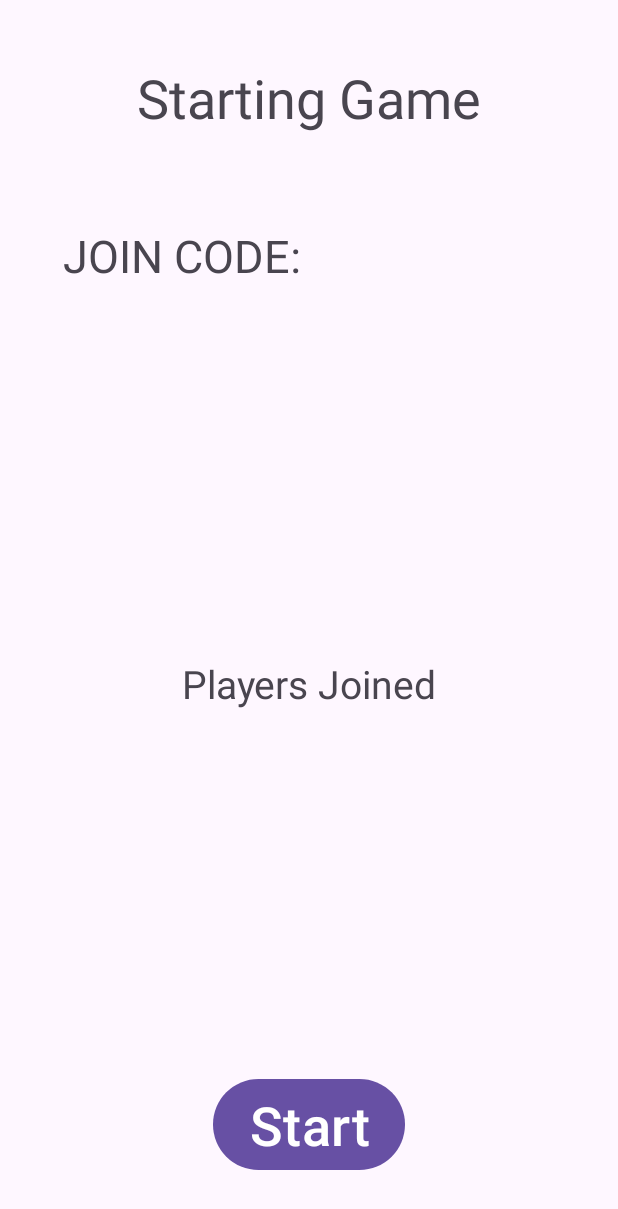
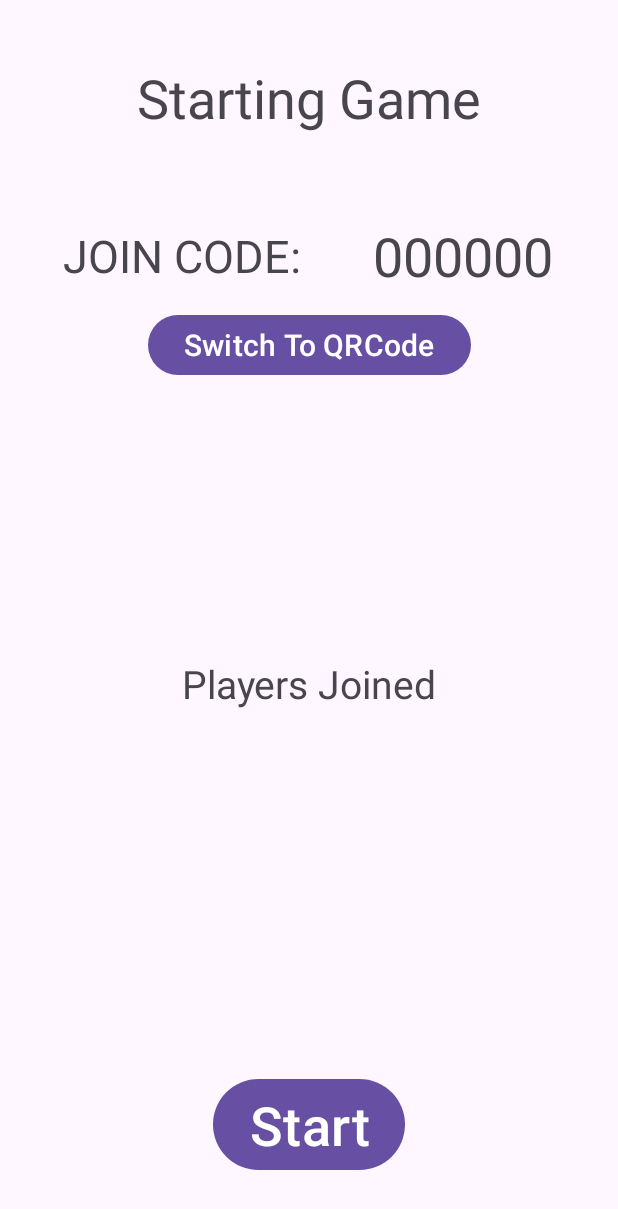
Before and after one commit to tkay02/WCUTrails, an Android app: the Host screen opened directly, with no data from a screen before it, on a phone screen of 412 x 824 dp. Shown: the top 1209 px of the screen. Run offline under Robolectric (Android 15) with nearby library versions, the phone set to English and light mode, and no system bars; our stand-ins replace Firebase (no records; nobody signed in at launch, a user with empty details on screens opened directly).

Commit message:
Created fragments for host activity to switch with

```diff
--- a/app/src/main/java/edu/wcu/cs/thomas_kay/gpskotlin/Host.kt
+++ b/app/src/main/java/edu/wcu/cs/thomas_kay/gpskotlin/Host.kt
@@ -1,11 +1,63 @@
 package edu.wcu.cs.thomas_kay.gpskotlin
 
+import android.os.Build
 import androidx.appcompat.app.AppCompatActivity
 import android.os.Bundle
+import android.widget.Button
+import androidx.annotation.RequiresApi
+import androidx.fragment.app.Fragment
+import androidx.fragment.app.FragmentManager
+import androidx.recyclerview.widget.RecyclerView
+import com.google.firebase.database.DataSnapshot
+import com.google.firebase.database.DatabaseError
+import com.google.firebase.database.FirebaseDatabase
+import com.google.firebase.database.ValueEventListener
 
 class Host : AppCompatActivity() {
+
+    private lateinit var recycle:RecyclerView
+    private lateinit var code:String
+    private val reference = FirebaseDatabase.getInstance().getReference(MULTIPLAYER_NAME)
+    private lateinit var codeArrayList: ArrayList<String>
+    private var count = 0;
+    private lateinit var switchButton: Button
+
+    @RequiresApi(Build.VERSION_CODES.O)
     override fun onCreate(savedInstanceState: Bundle?) {
         super.onCreate(savedInstanceState)
         setContentView(R.layout.activity_host)
+        switchButton = findViewById(R.id.switch_frags)
+        switchButton.setOnClickListener { switchFragments() }
+    }
+
+    private fun setReference() {
+        reference.addValueEventListener(object:ValueEventListener {
+            override fun onDataChange(snapshot: DataSnapshot) {
+
+            }
+
+            override fun onCancelled(error: DatabaseError) {
+            }
+
+        })
+    }
+
+    @RequiresApi(Build.VERSION_CODES.O)
+    private fun switchFragments() {
+        val frag:Fragment
+        val fragmentManager = supportFragmentManager
+        val fragmentTransaction = fragmentManager.beginTransaction()
+        if(count % 2 == 0) {
+            frag = HostQR()
+            frag.createQR(this.code)
+            switchButton.text = "Switch to Code"
+        } else {
+            frag = HostCode()
+            frag.setCode(this.code)
+            switchButton.text = "Switch to QRCode"
+        }
+        fragmentTransaction.replace(R.id.host_code, frag)
+        fragmentTransaction.commit()
+        this.count++
     }
 }
--- /dev/null
+++ b/app/src/main/java/edu/wcu/cs/thomas_kay/gpskotlin/HostCode.kt
@@ -0,0 +1,26 @@
+package edu.wcu.cs.thomas_kay.gpskotlin
+
+import android.os.Bundle
+import androidx.fragment.app.Fragment
+import android.view.LayoutInflater
+import android.view.View
+import android.view.ViewGroup
+import android.widget.TextView
+
+class HostCode : Fragment() {
+
+    private lateinit var textView: TextView
+
+    override fun onCreateView(inflater: LayoutInflater, container: ViewGroup?,
+                              savedInstanceState: Bundle?): View? {
+        // Inflate the layout for this fragment
+        return inflater.inflate(R.layout.fragment_host_code, container, false)
+    }
+
+    fun setCode(code:String) {
+        val view = requireView()
+        textView = view.findViewById(R.id.host_code)
+        textView.text = code
+    }
+
+}
--- a/app/src/main/res/layout/activity_host.xml
+++ b/app/src/main/res/layout/activity_host.xml
@@ -41,20 +41,27 @@
             android:padding="5dp">
         </TextView>
 
-        <TextView
-            android:id="@+id/code"
+        <fragment
+            android:id="@+id/host_code"
             android:layout_width="0dp"
             android:layout_height="match_parent"
             android:layout_weight="1"
-            android:textAlignment="viewStart"
-            android:textSize="30sp"
-            android:padding="5dp"
-            android:paddingStart="15dp"
-            android:paddingEnd="15dp"
-            android:text="">
-        </TextView>
+            android:name="edu.wcu.cs.thomas_kay.gpskotlin.HostCode">
+        </fragment>
 
     </androidx.appcompat.widget.LinearLayoutCompat>
+
+    <Button
+        android:id="@+id/switch_frags"
+        android:layout_width="wrap_content"
+        android:layout_height="wrap_content"
+        app:layout_constraintStart_toStartOf="parent"
+        app:layout_constraintEnd_toEndOf="parent"
+        app:layout_constraintTop_toBottomOf="@id/linear"
+        android:layout_marginTop="10dp"
+        android:text="Switch To QRCode"
+        android:textSize="20sp">
+    </Button>
 
     <androidx.appcompat.widget.LinearLayoutCompat
         android:layout_width="match_parent"
--- /dev/null
+++ b/app/src/main/res/layout/fragment_host_code.xml
@@ -0,0 +1,18 @@
+<?xml version="1.0" encoding="utf-8"?>
+<FrameLayout xmlns:android="http://schemas.android.com/apk/res/android"
+    xmlns:tools="http://schemas.android.com/tools"
+    android:layout_width="match_parent"
+    android:layout_height="match_parent"
+    tools:context=".HostCode">
+
+    <!-- TODO: Update blank fragment layout -->
+    <TextView
+        android:id="@+id/host_code"
+        android:layout_width="match_parent"
+        android:layout_height="match_parent"
+        android:text="000000"
+        android:textAlignment="center"
+        android:textSize="36sp"
+        android:gravity="center"/>
+
+</FrameLayout>
--- a/app/src/main/res/values/strings.xml
+++ b/app/src/main/res/values/strings.xml
@@ -1,6 +1,8 @@
 <resources>
     <string name="app_name">GPS Kotlin</string>
     <string name="title">Location Tracker</string>
+    <string name="menu_title">Welcome,</string>
+    <string name="user">User</string>
     <string name="location">Current Location:</string>
     <string name="title_activity_maps">MapsActivity</string>
     <string name="map_button">Press to go to map</string>
```
Also changed, not shown: app/src/main/java/edu/wcu/cs/thomas_kay/gpskotlin/EntryScreen.kt (+4 -8 lines), app/src/main/java/edu/wcu/cs/thomas_kay/gpskotlin/HostQR.kt (added, +43 -0 lines), app/src/main/res/layout/activity_entry_screen.xml (+6 -4 lines), app/src/main/res/layout/fragment_host_q_r.xml (added, +15 -0 lines).
